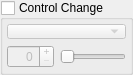
Qt form Qt/qt4_control_change_widget.ui (kmatheussen/radium) before a commit.
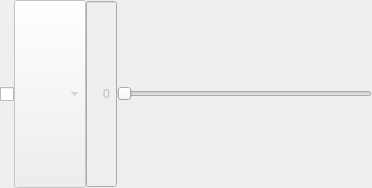
The same form after that commit.

Patch:
```diff
--- a/Qt/qt4_control_change_widget.ui
+++ b/Qt/qt4_control_change_widget.ui
@@ -6,51 +6,87 @@
    <rect>
     <x>0</x>
     <y>0</y>
-    <width>131</width>
-    <height>75</height>
+    <width>372</width>
+    <height>188</height>
    </rect>
   </property>
+  <property name="sizePolicy">
+   <sizepolicy hsizetype="Preferred" vsizetype="Expanding">
+    <horstretch>0</horstretch>
+    <verstretch>0</verstretch>
+   </sizepolicy>
+  </property>
   <property name="windowTitle">
    <string>Form7</string>
   </property>
-  <layout class="QGridLayout">
-   <property name="margin">
-    <number>0</number>
-   </property>
+  <layout class="QHBoxLayout" name="horizontalLayout">
    <property name="spacing">
     <number>0</number>
    </property>
-   <item row="0" column="0">
-    <widget class="QGroupBox" name="groupBox">
-     <property name="enabled">
-      <bool>true</bool>
-     </property>
-     <property name="sizePolicy">
-      <sizepolicy hsizetype="Preferred" vsizetype="Preferred">
-       <horstretch>1</horstretch>
-       <verstretch>0</verstretch>
-      </sizepolicy>
-     </property>
-     <property name="title">
-      <string>Control Change</string>
-     </property>
-     <property name="checkable">
-      <bool>true</bool>
-     </property>
-     <property name="checked">
-      <bool>false</bool>
-     </property>
-     <layout class="QGridLayout" name="gridLayout">
       <property name="margin">
-       <number>4</number>
-      </property>
-      <item row="1" column="1">
+    <number>0</number>
+   </property>
+   <item>
+    <widget class="QCheckBox" name="onoff">
+     <property name="sizePolicy">
+      <sizepolicy hsizetype="Minimum" vsizetype="Expanding">
+       <horstretch>0</horstretch>
+       <verstretch>0</verstretch>
+      </sizepolicy>
+     </property>
+     <property name="text">
+      <string/>
+     </property>
+    </widget>
+   </item>
+   <item>
+    <widget class="QComboBox" name="cctype">
+     <property name="enabled">
+      <bool>false</bool>
+     </property>
+     <property name="sizePolicy">
+      <sizepolicy hsizetype="Preferred" vsizetype="Expanding">
+       <horstretch>0</horstretch>
+       <verstretch>0</verstretch>
+      </sizepolicy>
+     </property>
+     <property name="minimumSize">
+      <size>
+       <width>0</width>
+       <height>12</height>
+      </size>
+     </property>
+    </widget>
+   </item>
+   <item>
+    <widget class="QSpinBox" name="value_spin">
+     <property name="enabled">
+      <bool>false</bool>
+     </property>
+     <property name="sizePolicy">
+      <sizepolicy hsizetype="Minimum" vsizetype="Expanding">
+       <horstretch>0</horstretch>
+       <verstretch>0</verstretch>
+      </sizepolicy>
+     </property>
+     <property name="alignment">
+      <set>Qt::AlignRight|Qt::AlignTrailing|Qt::AlignVCenter</set>
+     </property>
+     <property name="buttonSymbols">
+      <enum>QAbstractSpinBox::NoButtons</enum>
+     </property>
+     <property name="maximum">
+      <number>127</number>
+     </property>
+    </widget>
+   </item>
+   <item>
        <widget class="QSlider" name="value_slider">
         <property name="enabled">
          <bool>false</bool>
         </property>
         <property name="sizePolicy">
-         <sizepolicy hsizetype="Expanding" vsizetype="Fixed">
+      <sizepolicy hsizetype="Expanding" vsizetype="Expanding">
           <horstretch>0</horstretch>
           <verstretch>0</verstretch>
          </sizepolicy>
@@ -74,50 +110,6 @@
         <property name="invertedControls">
          <bool>false</bool>
         </property>
-       </widget>
-      </item>
-      <item row="0" column="0" colspan="2">
-       <widget class="QComboBox" name="cctype">
-        <property name="enabled">
-         <bool>false</bool>
-        </property>
-        <property name="sizePolicy">
-         <sizepolicy hsizetype="Preferred" vsizetype="Fixed">
-          <horstretch>0</horstretch>
-          <verstretch>0</verstretch>
-         </sizepolicy>
-        </property>
-        <property name="minimumSize">
-         <size>
-          <width>0</width>
-          <height>12</height>
-         </size>
-        </property>
-       </widget>
-      </item>
-      <item row="1" column="0">
-       <widget class="QSpinBox" name="value_spin">
-        <property name="enabled">
-         <bool>false</bool>
-        </property>
-        <property name="sizePolicy">
-         <sizepolicy hsizetype="Minimum" vsizetype="Fixed">
-          <horstretch>0</horstretch>
-          <verstretch>0</verstretch>
-         </sizepolicy>
-        </property>
-        <property name="alignment">
-         <set>Qt::AlignRight|Qt::AlignTrailing|Qt::AlignVCenter</set>
-        </property>
-        <property name="buttonSymbols">
-         <enum>QAbstractSpinBox::PlusMinus</enum>
-        </property>
-        <property name="maximum">
-         <number>127</number>
-        </property>
-       </widget>
-      </item>
-     </layout>
     </widget>
    </item>
   </layout>
```
Lines whose indentation alone changed are shown as unchanged.
